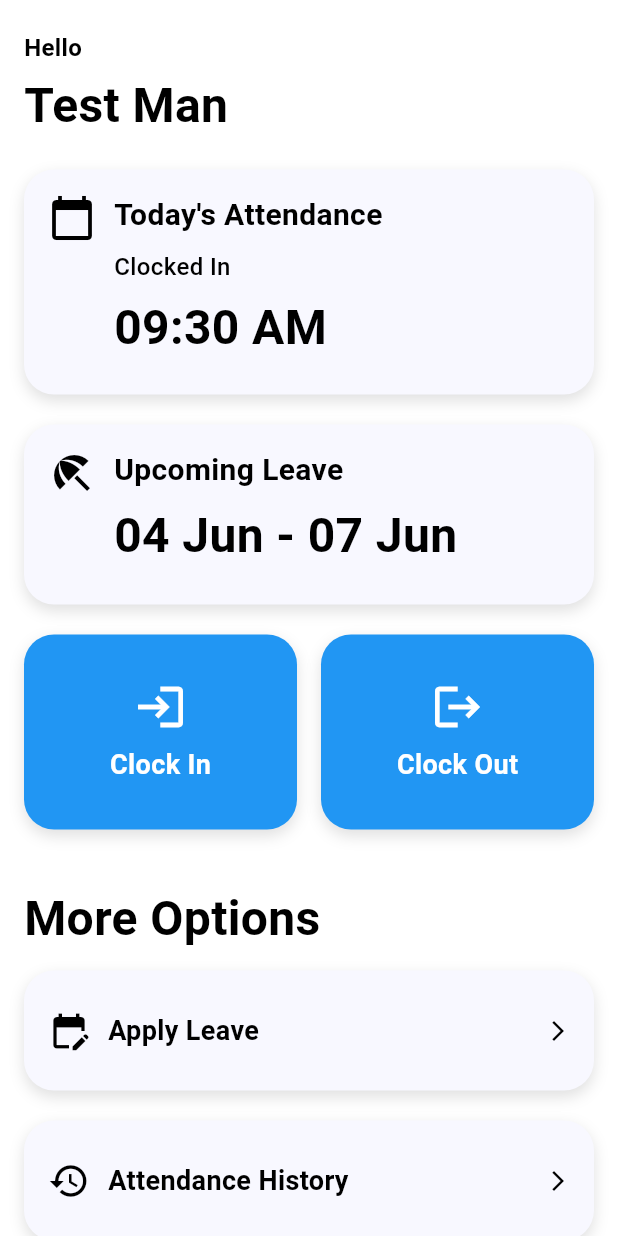
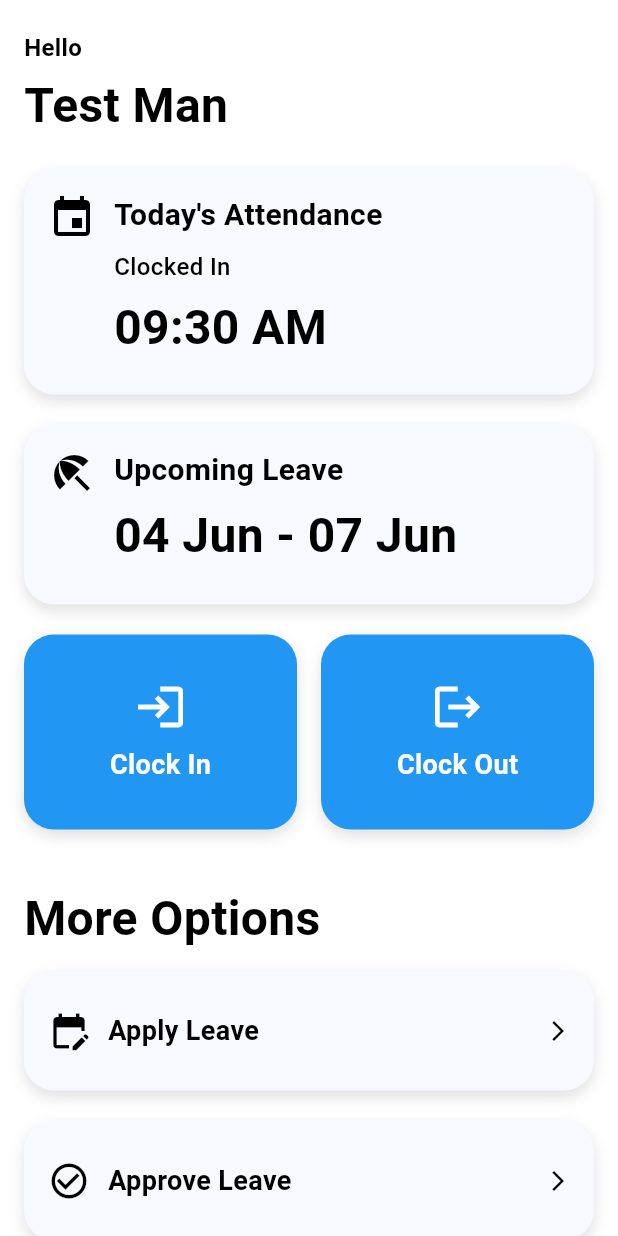
Before and after one commit to riturajx1890/codmgo2, a Flutter app: the DashboardPage screen opened directly, on a phone screen of 412 x 824 dp. Run offline on Flutter 3.47's test engine with Material 3 defaults, Android fonts, the phone set to English and light mode, and no system bars; our stand-ins replace logger, shared_preferences; accounts and stored records are empty; Roboto replaces fonts that are missing (poppins).

Commit message:
3nd commit

```diff
--- a/lib/screens/dashboard_page.dart
+++ b/lib/screens/dashboard_page.dart
@@ -61,7 +61,7 @@ class DashboardPage extends StatelessWidget {
             _buildDetailedInfoBox(
               color: boxColor,
               textColor: textColor,
-              icon: Icons.calendar_today,
+              icon: Icons.event,
               lines: const [
                 "Today's Attendance",
 
@@ -124,6 +124,16 @@ class DashboardPage extends StatelessWidget {
             _buildOptionBox(
               title: 'Apply Leave',
               icon: Icons.edit_calendar,
+              color: boxColor,
+              textColor: textColor,
+              onTap: () {
+                Navigator.push(context, MaterialPageRoute(builder: (context) => Placeholder()));
+              },
+            ),
+
+            _buildOptionBox(
+              title: 'Approve Leave',
+              icon: Icons.check_circle_outline,
               color: boxColor,
               textColor: textColor,
               onTap: () {
```
Also changed, not shown: lib/utils/apply_leave.dart (added), lib/utils/leave_approval.dart (added), lib/utils/up_leave_logic.dart (deleted).
